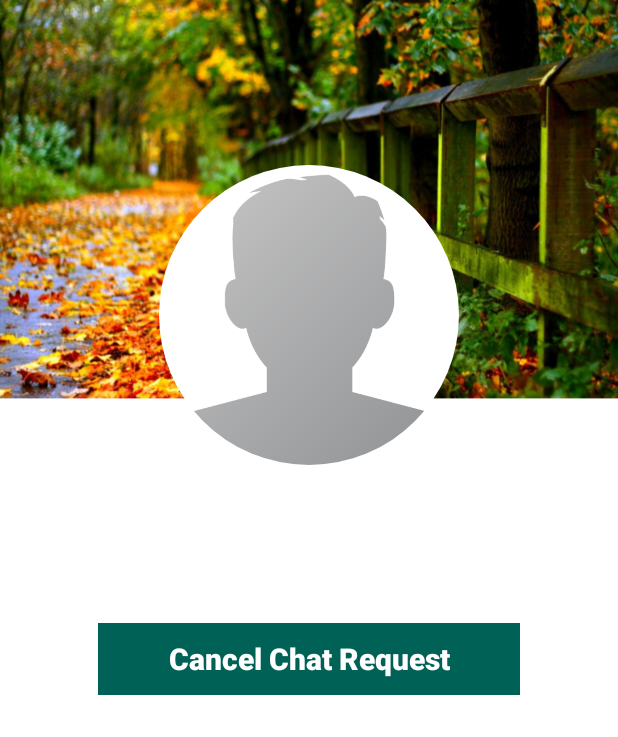
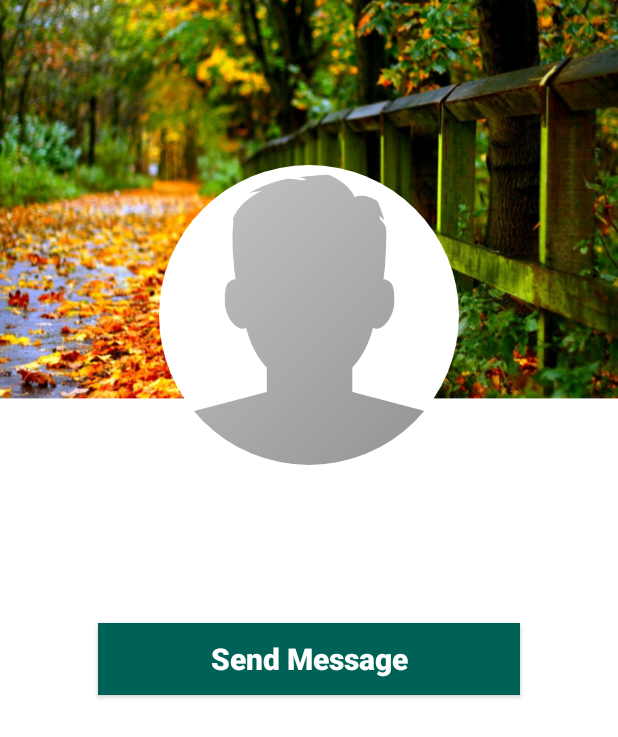
Before and after one commit to Koushik-Saha/whatsapp-clone, an Android app: the ProfileActivity screen opened directly, with no data from a screen before it, after a tap on "Cancel Chat Request", on a phone screen of 412 x 824 dp. Shown: the top 737 px of the screen. Run offline under Robolectric (Android 15) with nearby library versions, the light colour scheme and no system bars; our stand-ins replace CircleImageView, Firebase (no records; nobody signed in at launch, a user with empty details on screens opened directly), Picasso; 3 statements that could not run were skipped; 1 other tap on this screen came first.

Commit message:
Cancel Chat Request

```diff
--- a/app/src/main/java/com/example/whatsapp/ProfileActivity.java
+++ b/app/src/main/java/com/example/whatsapp/ProfileActivity.java
@@ -135,6 +135,10 @@ public class ProfileActivity extends AppCompatActivity {
                     {
                         SendChatRequest();
                     }
+                    if (Current_State.equals("request_sent"))
+                    {
+                        CancelChatRequest();
+                    }
                 }
             });
         }
@@ -142,6 +146,32 @@ public class ProfileActivity extends AppCompatActivity {
         {
             SendMessageRequestButton.setVisibility(View.INVISIBLE);
         }
+    }
+
+    private void CancelChatRequest()
+    {
+        ChatRequestRef.child(senderUserID).child(receiverUserID)
+                .removeValue()
+                .addOnCompleteListener(new OnCompleteListener<Void>() {
+                    @Override
+                    public void onComplete(@NonNull Task<Void> task) {
+
+                        if (task.isSuccessful())
+                        {
+                            ChatRequestRef.child(receiverUserID).child(senderUserID)
+                                    .removeValue()
+                                    .addOnCompleteListener(new OnCompleteListener<Void>() {
+                                        @Override
+                                        public void onComplete(@NonNull Task<Void> task)
+                                        {
+                                            SendMessageRequestButton.setEnabled(true);
+                                            Current_State = "New";
+                                            SendMessageRequestButton.setText("Send Message");
+                                        }
+                                    });
+                        }
+                    }
+                });
     }
 
     private void SendChatRequest()
```
